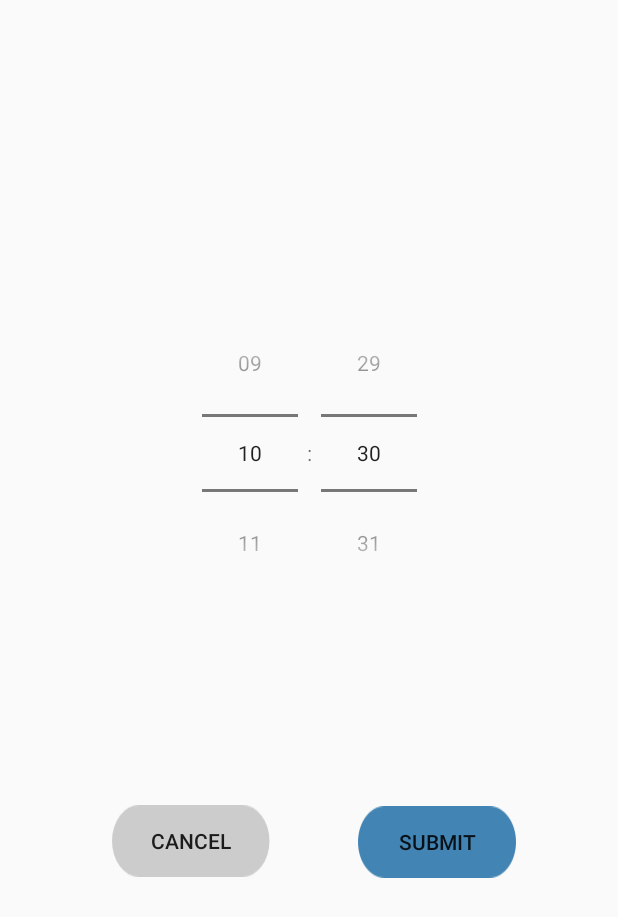
After one commit to noohk329/Subooksubook, an Android app: the Timepicker screen opened directly, with no data from a screen before it, on a phone screen of 412 x 824 dp. The commit adds this screen. Shown: the top 917 px of the screen. Run offline under Robolectric (Android 15) with nearby library versions, the phone set to English and light mode, and no system bars; our stand-ins replace androidx.preference.

Commit message:
SettingForm-revised

```diff
--- a/app/src/main/java/com/example/subooksubook/BookshelfF/ReadCard.java
+++ b/app/src/main/java/com/example/subooksubook/BookshelfF/ReadCard.java
@@ -160,7 +160,7 @@ public class ReadCard extends AppCompatActivity {
                             //현재 시간 추가
                             long now = System.currentTimeMillis();
                             Date mDate = new Date(now);
-                            SimpleDateFormat simpleDate = new SimpleDateFormat("yy/MM/dd");  //받아오고싶은 형식 설정
+                            SimpleDateFormat simpleDate = new SimpleDateFormat("yyyy/MM/dd");  //받아오고싶은 형식 설정
                             getTime = simpleDate.format(mDate);
 
                             Date mDate_title = new Date(now);
--- a/app/src/main/java/com/example/subooksubook/BookshelfF/SearchNameSelected.java
+++ b/app/src/main/java/com/example/subooksubook/BookshelfF/SearchNameSelected.java
@@ -9,6 +9,7 @@ import android.content.Context;
 import android.content.Intent;
 import android.graphics.Bitmap;
 import android.graphics.BitmapFactory;
+import android.graphics.drawable.Drawable;
 import android.net.Uri;
 import android.os.AsyncTask;
 import android.os.Bundle;
@@ -188,10 +189,10 @@ public class SearchNameSelected extends AppCompatActivity {
                     totalpageinput = Integer.parseInt(editText.getText().toString());
                     dialogBuilder.dismiss();
                     addmybookshelf.setEnabled(true);
+                    addmybookshelf.setBackground((Drawable)getResources().getDrawable(R.drawable.button_input_custom));
                 }
             }
         });
-
         dialogBuilder.setView(dialogView);
         dialogBuilder.show();
     }
--- /dev/null
+++ b/app/src/main/java/com/example/subooksubook/Timepicker.java
@@ -0,0 +1,190 @@
+package com.example.subooksubook;
+
+import androidx.appcompat.app.AppCompatActivity;
+
+import android.app.AlarmManager;
+import android.app.PendingIntent;
+import android.content.ComponentName;
+import android.content.Context;
+import android.content.Intent;
+import android.content.SharedPreferences;
+import android.content.pm.PackageManager;
+import android.os.Build;
+import android.os.Bundle;
+import android.view.View;
+import android.widget.Button;
+import android.widget.TimePicker;
+import android.widget.Toast;
+
+import java.text.SimpleDateFormat;
+import java.util.Calendar;
+import java.util.Date;
+import java.util.GregorianCalendar;
+import java.util.Locale;
+
+public class Timepicker extends AppCompatActivity {
+
+    String iD_authen;
+    SettingFragment settingFragment;
+    @Override
+    protected void onCreate(Bundle savedInstanceState) {
+        super.onCreate(savedInstanceState);
+        setContentView(R.layout.activity_timepicker);
+
+        Intent intent = getIntent();
+        iD_authen= intent.getStringExtra("id");
+        settingFragment = new SettingFragment(iD_authen);
+        final TimePicker picker=(TimePicker)findViewById(R.id.timePicker);
+        picker.setIs24HourView(true);
+
+
+        // 앞서 설정한 값으로 보여주기
+        // 없으면 디폴트 값은 현재시간
+        SharedPreferences sharedPreferences = getSharedPreferences("daily alarm", MODE_PRIVATE);
+        long millis = sharedPreferences.getLong("nextNotifyTime", Calendar.getInstance().getTimeInMillis());
+
+        Calendar nextNotifyTime = new GregorianCalendar();
+        nextNotifyTime.setTimeInMillis(millis);
+
+        Date nextDate = nextNotifyTime.getTime();
+        String date_text = new SimpleDateFormat("hh시 mm분 ", Locale.getDefault()).format(nextDate);
+        Toast.makeText(getApplicationContext(),"매일 수북수북을 이용할 시간을 정해주세요!", Toast.LENGTH_SHORT).show();
+
+
+        // 이전 설정값으로 TimePicker 초기화
+        Date currentTime = nextNotifyTime.getTime();
+        SimpleDateFormat HourFormat = new SimpleDateFormat("kk", Locale.getDefault());
+        SimpleDateFormat MinuteFormat = new SimpleDateFormat("mm", Locale.getDefault());
+
+        int pre_hour = Integer.parseInt(HourFormat.format(currentTime));
+        int pre_minute = Integer.parseInt(MinuteFormat.format(currentTime));
+
+
+        if (Build.VERSION.SDK_INT >= 23 ){
+            picker.setHour(pre_hour);
+            picker.setMinute(pre_minute);
+        }
+        else{
+            picker.setCurrentHour(pre_hour);
+            picker.setCurrentMinute(pre_minute);
+        }
+        Button cancel = (Button) findViewById(R.id.button_cancel);
+        cancel.setOnClickListener(new View.OnClickListener() {
+            @Override
+            public void onClick(View v) {
+                finish();
+                Bundle bundle = new Bundle();
+                bundle.putString("id", iD_authen);
+
+                settingFragment.setArguments(bundle);;
+            }
+        });
+
+        Button button = (Button) findViewById(R.id.button_submit);
+        button.setOnClickListener(new View.OnClickListener() {
+            @Override
+            public void onClick(View arg0) {
+
+                int hour, hour_24, minute;
+                String am_pm;
+                if (Build.VERSION.SDK_INT >= 23 ){
+                    hour_24 = picker.getHour();
+                    minute = picker.getMinute();
+                }
+                else{
+                    hour_24 = picker.getCurrentHour();
+                    minute = picker.getCurrentMinute();
+                }
+                if(hour_24 > 12) {
+                    am_pm = "PM";
+                    hour = hour_24 - 12;
+                }
+                else
+                {
+                    hour = hour_24;
+                    am_pm="AM";
+                }
+
+                // 현재 지정된 시간으로 알람 시간 설정
+                Calendar calendar = Calendar.getInstance();
+                calendar.setTimeInMillis(System.currentTimeMillis());
+                calendar.set(Calendar.HOUR_OF_DAY, hour_24);
+                calendar.set(Calendar.MINUTE, minute);
+                calendar.set(Calendar.SECOND, 0);
+
+                // 이미 지난 시간을 지정했다면 다음날 같은 시간으로 설정
+                if (calendar.before(Calendar.getInstance())) {
+                    calendar.add(Calendar.DATE, 1);
+                }
+
+                Date currentDateTime = calendar.getTime();
+                String date_text = new SimpleDateFormat("hh시 mm분 ", Locale.getDefault()).format(currentDateTime);
+                Toast.makeText(getApplicationContext(),date_text + "으로 알람이 설정되었습니다!", Toast.LENGTH_SHORT).show();
+
+                //  Preference에 설정한 값 저장
+                SharedPreferences.Editor editor = getSharedPreferences("daily alarm", MODE_PRIVATE).edit();
+                editor.putLong("nextNotifyTime", (long)calendar.getTimeInMillis());
+                editor.apply();
+
+
+                finish();
+                Bundle bundle = new Bundle();
+                bundle.putString("time_lap", String.valueOf(currentDateTime));
+
+                //AlarmReceiver
+                diaryNotification(calendar);
+
+                settingFragment.setArguments(bundle);;
+                finish();
+            }
+
+        });
+    }
+
+
+    void diaryNotification(Calendar calendar)
+    {
+//        PreferenceManager.setDefaultValues(this, R.xml.preferences, false);
+//        SharedPreferences sharedPref = PreferenceManager.getDefaultSharedPreferences(this);
+//        Boolean dailyNotify = sharedPref.getBoolean(SettingsActivity.KEY_PREF_DAILY_NOTIFICATION, true);
+        Boolean dailyNotify = true; // 무조건 알람을 사용
+
+        PackageManager pm = this.getPackageManager();
+        ComponentName receiver = new ComponentName(this, DeviceBootReceiver.class);
+        Intent alarmIntent = new Intent(this, AlarmReceiver.class);
+        PendingIntent pendingIntent = PendingIntent.getBroadcast(this, 0, alarmIntent, 0);
+        AlarmManager alarmManager = (AlarmManager) getSystemService(Context.ALARM_SERVICE);
+
+
+        // 사용자가 매일 알람을 허용했다면
+        if (dailyNotify) {
+
+
+            if (alarmManager != null) {
+
+                alarmManager.setRepeating(AlarmManager.RTC_WAKEUP, calendar.getTimeInMillis(),
+                        AlarmManager.INTERVAL_DAY, pendingIntent);
+
+                if (Build.VERSION.SDK_INT >= Build.VERSION_CODES.M) {
+                    alarmManager.setExactAndAllowWhileIdle(AlarmManager.RTC_WAKEUP, calendar.getTimeInMillis(), pendingIntent);
+                }
+            }
+
+            // 부팅 후 실행되는 리시버 사용가능하게 설정
+            pm.setComponentEnabledSetting(receiver,
+                    PackageManager.COMPONENT_ENABLED_STATE_ENABLED,
+                    PackageManager.DONT_KILL_APP);
+
+        }
+//        else { //Disable Daily Notifications
+//            if (PendingIntent.getBroadcast(this, 0, alarmIntent, 0) != null && alarmManager != null) {
+//                alarmManager.cancel(pendingIntent);
+//                //Toast.makeText(this,"Notifications were disabled",Toast.LENGTH_SHORT).show();
+//            }
+//            pm.setComponentEnabledSetting(receiver,
+//                    PackageManager.COMPONENT_ENABLED_STATE_DISABLED,
+//                    PackageManager.DONT_KILL_APP);
+//        }
+    }
+
+}
--- /dev/null
+++ b/app/src/main/res/layout/activity_timepicker.xml
@@ -0,0 +1,46 @@
+<?xml version="1.0" encoding="utf-8"?>
+<androidx.constraintlayout.widget.ConstraintLayout xmlns:android="http://schemas.android.com/apk/res/android"
+    xmlns:app="http://schemas.android.com/apk/res-auto"
+    xmlns:tools="http://schemas.android.com/tools"
+    android:layout_width="match_parent"
+    android:layout_height="match_parent"
+    tools:context=".MainActivity">
+
+    <TimePicker
+        android:id="@+id/timePicker"
+        android:layout_width="wrap_content"
+        android:layout_height="wrap_content"
+        android:layout_marginTop="196dp"
+        android:timePickerMode="spinner"
+        app:layout_constraintLeft_toLeftOf="parent"
+        app:layout_constraintRight_toRightOf="parent"
+        app:layout_constraintTop_toTopOf="parent"
+        app:layout_constraintVertical_chainStyle="packed" />
+
+    <Button
+        android:id="@+id/button_submit"
+        android:layout_width="wrap_content"
+        android:layout_height="wrap_content"
+        android:layout_marginEnd="68dp"
+        android:background="@drawable/button_input_custom"
+        android:text="SUBMIT"
+        app:layout_constraintBottom_toBottomOf="parent"
+        app:layout_constraintEnd_toEndOf="parent"
+        app:layout_constraintRight_toRightOf="parent"
+        app:layout_constraintTop_toBottomOf="@+id/timePicker"
+        app:layout_constraintVertical_bias="0.352" />
+
+    <Button
+        android:id="@+id/button_cancel"
+        android:layout_width="wrap_content"
+        android:layout_height="48dp"
+        android:background="@drawable/button_input_custom_gray"
+        android:text="CANCEL"
+        app:layout_constraintBottom_toBottomOf="parent"
+        app:layout_constraintEnd_toStartOf="@+id/button_submit"
+        app:layout_constraintHorizontal_bias="0.562"
+        app:layout_constraintStart_toStartOf="parent"
+        app:layout_constraintTop_toBottomOf="@+id/timePicker"
+        app:layout_constraintVertical_bias="0.35000002" />
+
+</androidx.constraintlayout.widget.ConstraintLayout>
--- a/app/src/main/res/xml/setting.xml
+++ b/app/src/main/res/xml/setting.xml
@@ -1,15 +1,18 @@
 <?xml version="1.0" encoding="utf-8"?>
 <PreferenceScreen xmlns:android="http://schemas.android.com/apk/res/android"
-    xmlns:app="http://schemas.android.com/apk/res-auto"
-    >
+    xmlns:app="http://schemas.android.com/apk/res-auto">
     <PreferenceCategory
         android:title="계정 설정"
         app:iconSpaceReserved="false">
-        <PreferenceScreen
+        <SwitchPreference
             android:title="로그인"
             android:key="login_onoff"
             app:iconSpaceReserved="false">
-        </PreferenceScreen>
+        </SwitchPreference>
+        <PreferenceScreen
+            android:title="내 정보"
+            android:dependency="login_onoff"
+            app:iconSpaceReserved="false"/>
 
     </PreferenceCategory>
     <PreferenceCategory
@@ -21,11 +24,12 @@
             android:defaultValue="false"
             app:iconSpaceReserved="false"/>
         <PreferenceScreen
+            android:key="setalarm_time"
             android:title="시간 설정"
-            android:summary="@string/alarmtime"
             android:dependency="setalarm"
-            app:iconSpaceReserved="false"/>
-
+            app:iconSpaceReserved="false">
+            <intent android:action="com.example.subooksubook.activities.Timepicker" />
+        </PreferenceScreen>
     </PreferenceCategory>
 
     <PreferenceCategory
```
Also changed, not shown: app/src/main/AndroidManifest.xml (+18 -3 lines), app/src/main/java/com/example/subooksubook/AlarmReceiver.java (+2 -6 lines), app/src/main/java/com/example/subooksubook/DeviceBootReceiver.java (added, +55 -0 lines), app/src/main/java/com/example/subooksubook/SettingFragment.java (+47 -7 lines), app/src/main/res/layout/activity_search_name_selected.xml (+4 -7 lines), app/src/main/res/layout/mybookshelf_searchbyname.xml (+10 -15 lines), app/src/main/res/drawable-hdpi/button_input_custom_gray.png (added), app/src/main/res/drawable-ldpi/button_input_custom_gray.png (added), app/src/main/res/drawable-mdpi/button_input_custom_gray.png (added), app/src/main/res/drawable-xhdpi/button_input_custom_gray.png (added), app/src/main/res/drawable-xxhdpi/button_input_custom_gray.png (added), app/src/main/res/drawable-xxxhdpi/button_input_custom_gray.png (added).
